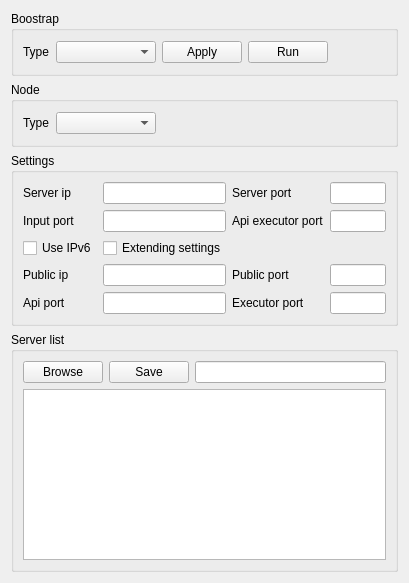
CREDITSCOM/configurator, file src/ui/configurator.ui: the form before one commit.
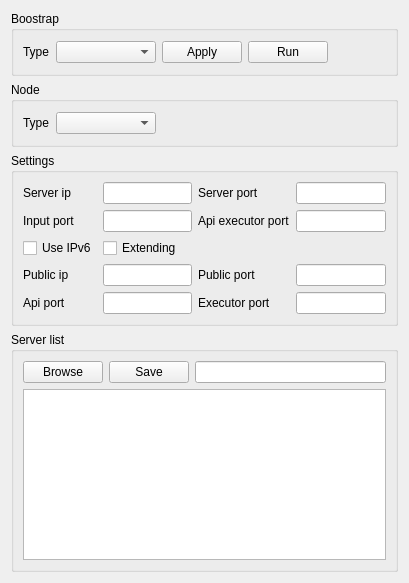
The form after the commit.

Commit message: Fix linux ui scaling.

Patch:
```diff
--- a/src/ui/configurator.ui
+++ b/src/ui/configurator.ui
@@ -227,7 +227,14 @@
          </widget>
         </item>
         <item row="1" column="1">
-         <widget class="QLineEdit" name="inputPortEdit"/>
+         <widget class="QLineEdit" name="inputPortEdit">
+          <property name="sizePolicy">
+           <sizepolicy hsizetype="Preferred" vsizetype="Preferred">
+            <horstretch>0</horstretch>
+            <verstretch>0</verstretch>
+           </sizepolicy>
+          </property>
+         </widget>
         </item>
         <item row="0" column="2">
          <widget class="QLabel" name="serverPortLabel">
@@ -237,16 +244,44 @@
          </widget>
         </item>
         <item row="4" column="1">
-         <widget class="QLineEdit" name="apiPortEdit"/>
+         <widget class="QLineEdit" name="apiPortEdit">
+          <property name="sizePolicy">
+           <sizepolicy hsizetype="Expanding" vsizetype="Preferred">
+            <horstretch>0</horstretch>
+            <verstretch>0</verstretch>
+           </sizepolicy>
+          </property>
+         </widget>
         </item>
         <item row="3" column="3">
-         <widget class="QLineEdit" name="outputPortEdit"/>
+         <widget class="QLineEdit" name="outputPortEdit">
+          <property name="sizePolicy">
+           <sizepolicy hsizetype="Expanding" vsizetype="Preferred">
+            <horstretch>0</horstretch>
+            <verstretch>0</verstretch>
+           </sizepolicy>
+          </property>
+         </widget>
         </item>
         <item row="3" column="1">
-         <widget class="QLineEdit" name="outputIpEdit"/>
+         <widget class="QLineEdit" name="outputIpEdit">
+          <property name="sizePolicy">
+           <sizepolicy hsizetype="Expanding" vsizetype="Preferred">
+            <horstretch>0</horstretch>
+            <verstretch>0</verstretch>
+           </sizepolicy>
+          </property>
+         </widget>
         </item>
         <item row="1" column="3">
-         <widget class="QLineEdit" name="apiExecutorPortEdit"/>
+         <widget class="QLineEdit" name="apiExecutorPortEdit">
+          <property name="sizePolicy">
+           <sizepolicy hsizetype="Expanding" vsizetype="Preferred">
+            <horstretch>0</horstretch>
+            <verstretch>0</verstretch>
+           </sizepolicy>
+          </property>
+         </widget>
         </item>
         <item row="2" column="0">
          <widget class="QCheckBox" name="ipv6CheckBox">
@@ -257,16 +292,36 @@
         </item>
         <item row="2" column="1">
          <widget class="QCheckBox" name="extendingCheckBox">
+          <property name="sizePolicy">
+           <sizepolicy hsizetype="Preferred" vsizetype="Preferred">
+            <horstretch>0</horstretch>
+            <verstretch>0</verstretch>
+           </sizepolicy>
+          </property>
           <property name="text">
-           <string>Extending settings</string>
+           <string>Extending</string>
           </property>
          </widget>
         </item>
         <item row="4" column="3">
-         <widget class="QLineEdit" name="executorPortEdit"/>
+         <widget class="QLineEdit" name="executorPortEdit">
+          <property name="sizePolicy">
+           <sizepolicy hsizetype="Expanding" vsizetype="Preferred">
+            <horstretch>0</horstretch>
+            <verstretch>0</verstretch>
+           </sizepolicy>
+          </property>
+         </widget>
         </item>
         <item row="0" column="1">
-         <widget class="QLineEdit" name="serverIpEdit"/>
+         <widget class="QLineEdit" name="serverIpEdit">
+          <property name="sizePolicy">
+           <sizepolicy hsizetype="Expanding" vsizetype="Preferred">
+            <horstretch>0</horstretch>
+            <verstretch>0</verstretch>
+           </sizepolicy>
+          </property>
+         </widget>
         </item>
         <item row="4" column="0">
          <widget class="QLabel" name="apiPortLabel">
@@ -276,7 +331,20 @@
          </widget>
         </item>
         <item row="0" column="3">
-         <widget class="QLineEdit" name="serverPortEdit"/>
+         <widget class="QLineEdit" name="serverPortEdit">
+          <property name="sizePolicy">
+           <sizepolicy hsizetype="Expanding" vsizetype="Preferred">
+            <horstretch>0</horstretch>
+            <verstretch>0</verstretch>
+           </sizepolicy>
+          </property>
+          <property name="minimumSize">
+           <size>
+            <width>0</width>
+            <height>0</height>
+           </size>
+          </property>
+         </widget>
         </item>
         <item row="3" column="0">
          <widget class="QLabel" name="outputIpLabel">
```
Left out of the diff: 6 changed lines with no effect on the pictures. The commit also changes 1 other file.
